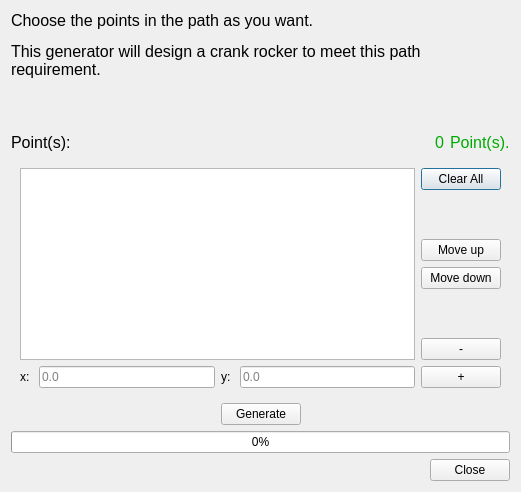
KmolYuan/Pyslvs-UI, file core/panel/run_Path_Solving.ui: the form before one commit.
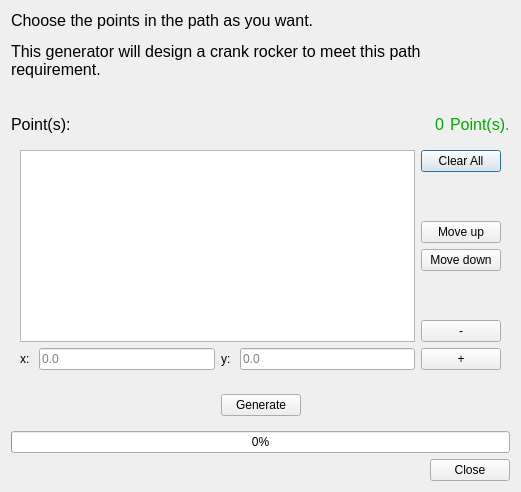
The form after the commit. Icons and pictures are not drawn.

What changed in the file:
```diff
--- a/core/panel/run_Path_Solving.ui
+++ b/core/panel/run_Path_Solving.ui
@@ -242,7 +242,8 @@
     </widget>
    </item>
    <item>
-    <layout class="QHBoxLayout" name="horizontalLayout_5">
+    <widget class="QWidget" name="startPanel" native="true">
+     <layout class="QHBoxLayout" name="startPanelLayout">
      <item>
       <spacer name="horizontalSpacer_3">
        <property name="orientation">
@@ -277,6 +278,7 @@
       </spacer>
      </item>
     </layout>
+    </widget>
    </item>
    <item>
     <widget class="QProgressBar" name="progressBar">
```
Lines whose indentation alone changed are shown as unchanged.
